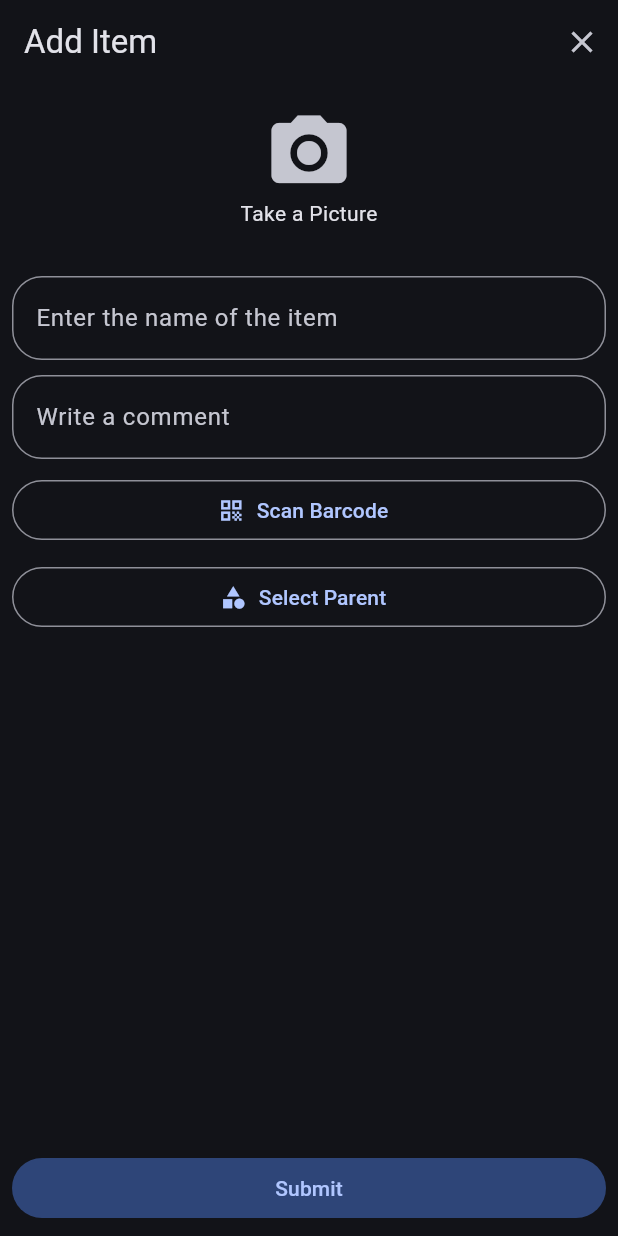
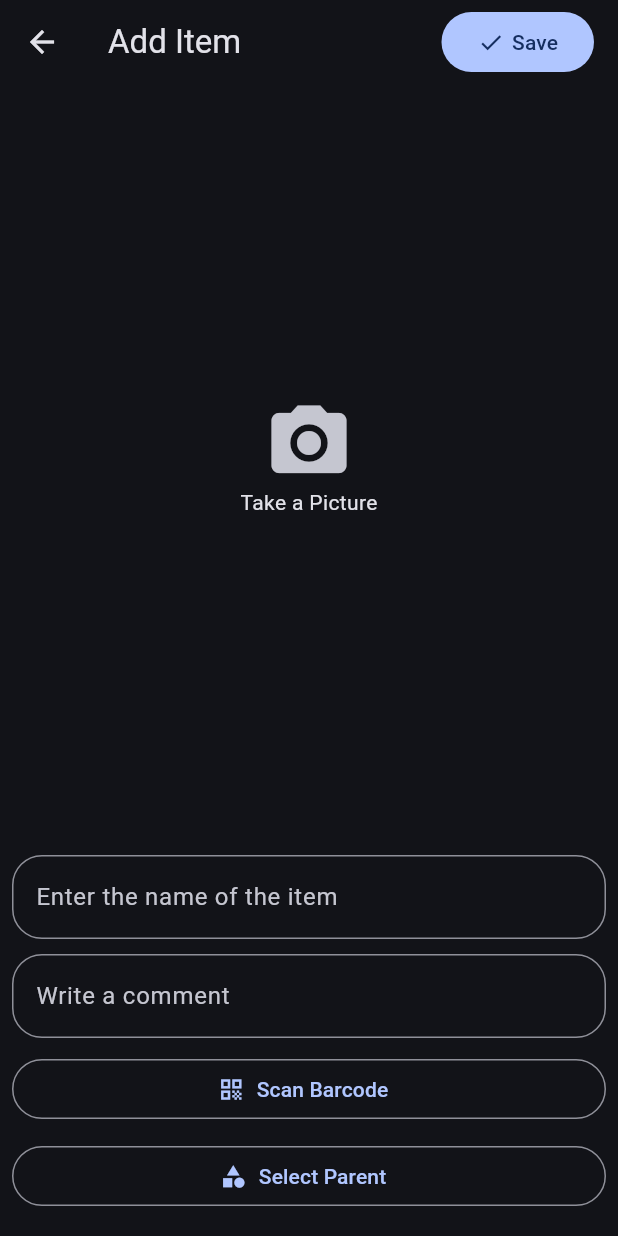
Before and after one commit to JoJoPuppe/home_inventory_app, a Flutter app: the screen it shows after launch, after a tap on the "add" icon, on a phone screen of 412 x 824 dp. Run offline on Flutter 3.47's test engine with Material 3 defaults, Android fonts, the phone set to English and light mode, and no system bars; our stand-ins replace camera, google_nav_bar, line_icons, persistent_bottom_nav_bar, shared_preferences; missing offline and left inert: back_button_interceptor, flutter_zxing; network calls fail.

Commit message:
fixed add item layout and item view

```diff
--- a/lib/main.dart
+++ b/lib/main.dart
@@ -58,6 +58,7 @@ class _InventoryHomePageState extends State<InventoryHomePage> {
   @override
   Widget build(BuildContext context) {
     return PersistentTabView(
+        navBarHeight: 70,
         context,
         backgroundColor: Colors.transparent,
         controller: _controller,
@@ -71,27 +72,25 @@ class _InventoryHomePageState extends State<InventoryHomePage> {
         decoration: NavBarDecoration(
           borderRadius: BorderRadius.circular(10.0),
         ),
-        navBarStyle: NavBarStyle.style15,
+        navBarStyle: NavBarStyle.style2,
     );
   }
   List<PersistentBottomNavBarItem> _navBarItems() {
     return [
       PersistentBottomNavBarItem(
         icon: const Icon(Icons.home),
-        title: ("Home"),
-        activeColorPrimary: Colors.blue,
-        inactiveColorPrimary: Colors.grey,
+        activeColorPrimary: Theme.of(context).colorScheme.primary,
+        inactiveColorPrimary: Theme.of(context).colorScheme.surfaceVariant,
       ),
       PersistentBottomNavBarItem(
-        icon: const Icon(Icons.qr_code, color: Colors.white),
-        activeColorPrimary: Colors.blue,
-        inactiveColorPrimary: Colors.grey,
+        icon: const Icon(Icons.qr_code),
+        activeColorPrimary: Theme.of(context).colorScheme.primary,
+        inactiveColorPrimary: Theme.of(context).colorScheme.surfaceVariant,
       ),
       PersistentBottomNavBarItem(
         icon: const Icon(Icons.search),
-        title: ("Search"),
-        activeColorPrimary: Colors.blue,
-        inactiveColorPrimary: Colors.grey,
+        activeColorPrimary: Theme.of(context).colorScheme.primary,
+        inactiveColorPrimary: Theme.of(context).colorScheme.surfaceVariant,
       ),
     ];
   }
--- a/lib/views/items/add_item.dart
+++ b/lib/views/items/add_item.dart
@@ -69,35 +69,44 @@ class AddItemState extends State<AddItem> {
   Widget build(BuildContext context) {
     return Scaffold(
       appBar: AppBar(
-        automaticallyImplyLeading: false,
         title: const Text('Add Item'),
         actions: [
-          IconButton(
-            onPressed: () => Navigator.of(context).pop(),
-            icon: const Icon(Icons.close),
+          Padding(
+            padding: const EdgeInsets.only(
+             right: 16.0
+            ),
+            child: FilledButton(
+              onPressed: _submitForm,
+              child: const Row(
+                children: [
+                  Icon(Icons.check),
+                  SizedBox(width: 5),
+                  Text('Save'),
+                ],
+              ),
+            ),
           )
         ]
       ),
       body:
       Form(
         key: _formKey,
+        child: LayoutBuilder(
+        builder: (BuildContext context, BoxConstraints constraints) {
+          return SingleChildScrollView(
+              physics: const BouncingScrollPhysics(),
+              child: ConstrainedBox(
+                constraints: BoxConstraints(minHeight: constraints.maxHeight),
+                child: IntrinsicHeight(
                   child: Padding(
-          padding: const EdgeInsets.all(8.0),
+                    padding: const EdgeInsets.fromLTRB(8.0, 8.0, 8.0, 16.0),
                     child: Column(
-            crossAxisAlignment: CrossAxisAlignment.stretch,
-            children: [
+                      children: <Widget>[
                         Expanded(
-                child: SingleChildScrollView(
-                  physics: const BouncingScrollPhysics(),
-                  child: SizedBox(
-                    width: double.infinity,
-                    child: Column(
-                      crossAxisAlignment: CrossAxisAlignment.stretch,
-                      children: <Widget>[
-                        Center(
+                          child: Center(
                             child: SizedBox(
                               height: 110,
-                            width: 110,
+                              width: 210,
                               child:
                               IconButton(
                                 iconSize: 60,
@@ -122,6 +131,7 @@ class AddItemState extends State<AddItem> {
                                     });
                                   }
                                 },
+                              ),
                             ),
                           ),
                         ),
@@ -158,7 +168,6 @@ class AddItemState extends State<AddItem> {
                             border: Border.all(
                             color: Theme.of(context).colorScheme.outline,
                             width: 1),
-
                             // color: Theme.of(context).colorScheme.secondaryContainer,
                           ),
                           child: TextFormField(
@@ -210,25 +219,8 @@ class AddItemState extends State<AddItem> {
                   ),
                 ),
               ),
-              Align(
-                alignment: Alignment.bottomCenter,
-                child: Row(
-                  children: [
-                    Expanded(
-                      child: TextButton(
-                        style: ButtonStyle(
-                          backgroundColor: MaterialStateProperty.all(Theme.of(context).colorScheme.primaryContainer)),
-                        onPressed: _submitForm,
-                        child: const Text('Submit'),
-                      ),
-                    ),
-                  ],
-                ),
-              ),
-               if (_sendResopnse != null)
-                 buildFutureBuilder(),
-            ],
-          ),
+            );
+          }
         ),
       )
     );
```
Also changed, not shown: lib/views/items/list_item.dart (+2 -8 lines), lib/views/items/view_item.dart (+27 -14 lines). Lines whose indentation alone changed are shown as unchanged.
